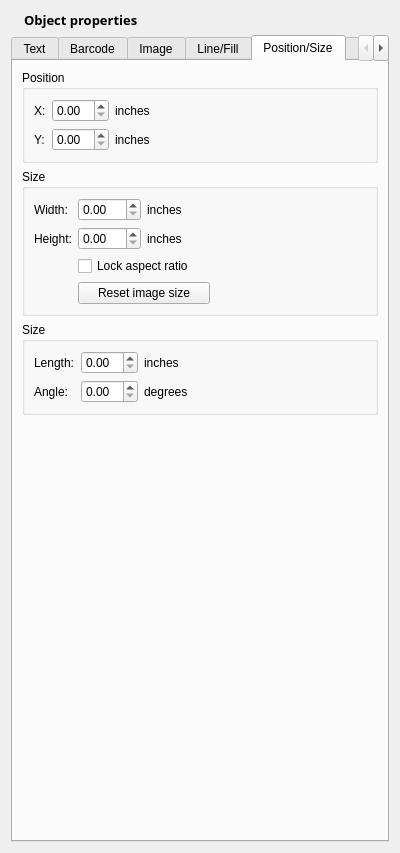
jimevins/glabels-qt, file glabels/ui/ObjectEditor.ui: the form before one commit.
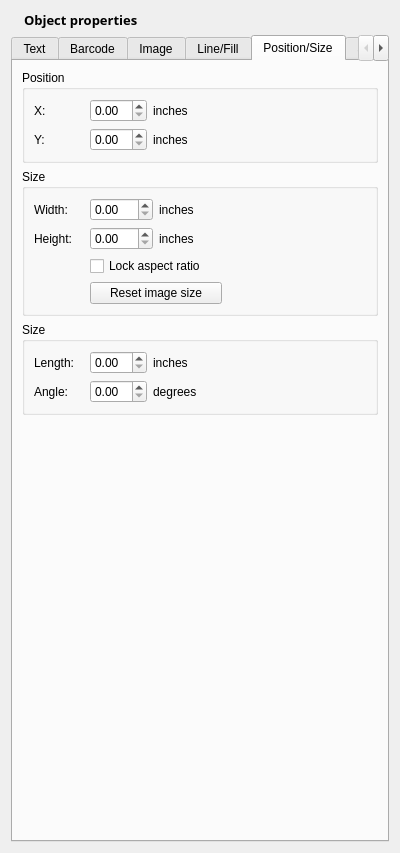
The form after the commit. The open tabs and pages were chosen to show the change. Icons and pictures are not drawn. Custom widgets are drawn as their Qt base class.

Commit message: Line up controls in object editor.

Diff of the .ui file:
```diff
--- a/glabels/ui/ObjectEditor.ui
+++ b/glabels/ui/ObjectEditor.ui
@@ -988,6 +988,12 @@
            <layout class="QFormLayout" name="formLayout_9">
             <item row="0" column="0">
              <widget class="QLabel" name="label_25">
+              <property name="minimumSize">
+               <size>
+                <width>50</width>
+                <height>0</height>
+               </size>
+              </property>
               <property name="text">
                <string>X:</string>
               </property>
@@ -1009,6 +1015,12 @@
             </item>
             <item row="1" column="0">
              <widget class="QLabel" name="label_26">
+              <property name="minimumSize">
+               <size>
+                <width>50</width>
+                <height>0</height>
+               </size>
+              </property>
               <property name="text">
                <string>Y:</string>
               </property>
@@ -1056,6 +1068,12 @@
            <layout class="QFormLayout" name="formLayout_10">
             <item row="0" column="0">
              <widget class="QLabel" name="label_29">
+              <property name="minimumSize">
+               <size>
+                <width>50</width>
+                <height>0</height>
+               </size>
+              </property>
               <property name="text">
                <string>Width:</string>
               </property>
@@ -1077,6 +1095,12 @@
             </item>
             <item row="1" column="0">
              <widget class="QLabel" name="label_30">
+              <property name="minimumSize">
+               <size>
+                <width>50</width>
+                <height>0</height>
+               </size>
+              </property>
               <property name="text">
                <string>Height:</string>
               </property>
@@ -1154,6 +1178,12 @@
            <layout class="QFormLayout" name="formLayout_11">
             <item row="0" column="0">
              <widget class="QLabel" name="label_33">
+              <property name="minimumSize">
+               <size>
+                <width>50</width>
+                <height>0</height>
+               </size>
+              </property>
               <property name="text">
                <string>Length:</string>
               </property>
@@ -1175,6 +1205,12 @@
             </item>
             <item row="1" column="0">
              <widget class="QLabel" name="label_35">
+              <property name="minimumSize">
+               <size>
+                <width>50</width>
+                <height>0</height>
+               </size>
+              </property>
               <property name="text">
                <string>Angle:</string>
               </property>
```
Left out of the diff: 20 changed lines with no effect on the pictures. The commit also changes 1 other file.
